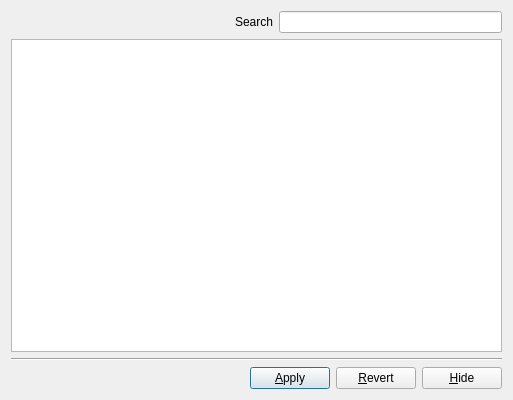
First picture: the form in avogadro/qtplugins/crystal/spacegroupdialog.ui, repository OpenChemistry/avogadrolibs, before the edit.
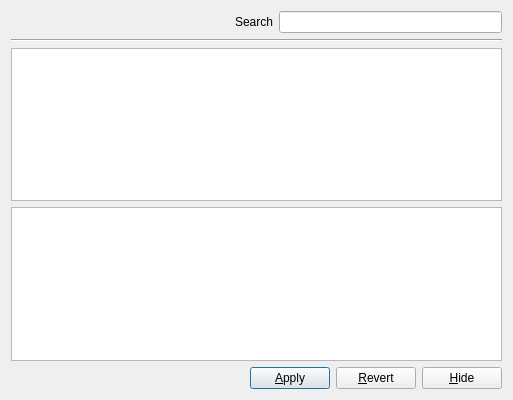
Second picture: the form after the edit.

Patch:
```diff
--- a/avogadro/qtplugins/crystal/spacegroupdialog.ui
+++ b/avogadro/qtplugins/crystal/spacegroupdialog.ui
@@ -31,6 +31,12 @@
      </item>
      <item>
       <widget class="QLabel" name="label">
+       <property name="sizePolicy">
+        <sizepolicy hsizetype="Preferred" vsizetype="Fixed">
+         <horstretch>0</horstretch>
+         <verstretch>0</verstretch>
+        </sizepolicy>
+       </property>
        <property name="text">
         <string>Search</string>
        </property>
@@ -41,9 +47,6 @@
      </item>
     </layout>
    </item>
-   <item>
-    <widget class="QColumnView" name="columnView"/>
-   </item>
    <item>
     <widget class="Line" name="line_3">
      <property name="orientation">
@@ -51,6 +54,32 @@
      </property>
     </widget>
    </item>
+   <item>
+    <layout class="QVBoxLayout" name="verticalLayout_2">
+     <item>
+      <widget class="QColumnView" name="columnView">
+       <property name="sizePolicy">
+        <sizepolicy hsizetype="Expanding" vsizetype="Expanding">
+         <horstretch>0</horstretch>
+         <verstretch>0</verstretch>
+        </sizepolicy>
+       </property>
+       <property name="maximumSize">
+        <size>
+         <width>16777215</width>
+         <height>16777215</height>
+        </size>
+       </property>
+       <property name="contextMenuPolicy">
+        <enum>Qt::NoContextMenu</enum>
+       </property>
+      </widget>
+     </item>
+     <item>
+      <widget class="QGraphicsView" name="graphicsView"/>
+     </item>
+    </layout>
+   </item>
    <item>
     <layout class="QHBoxLayout" name="horizontalLayout_2">
      <item>
```
